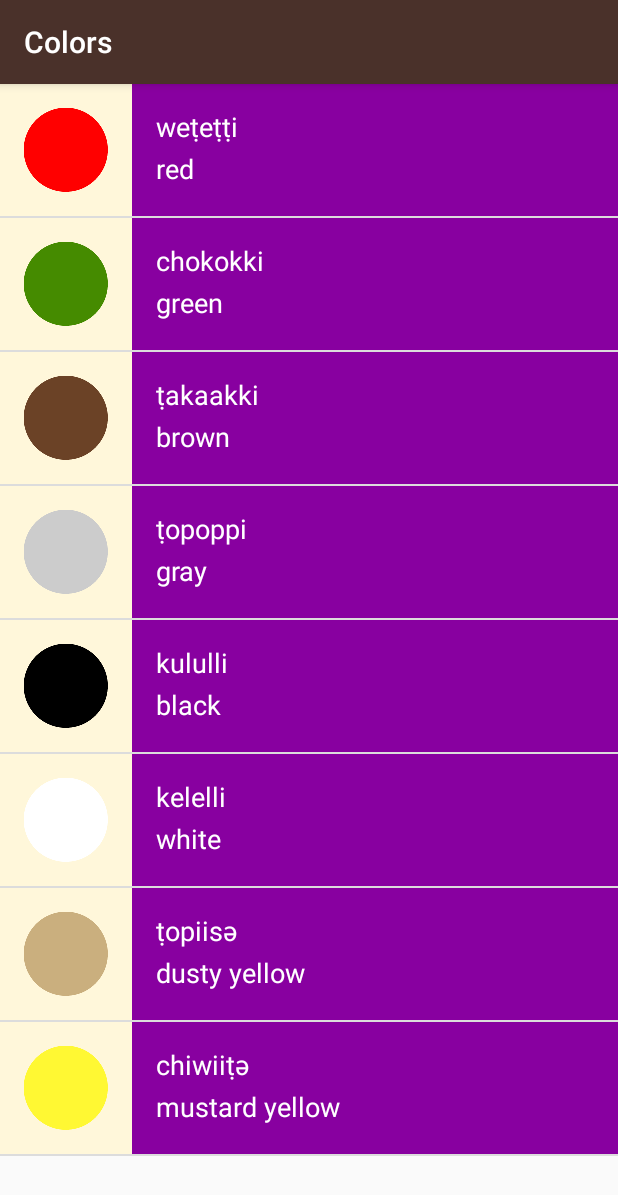
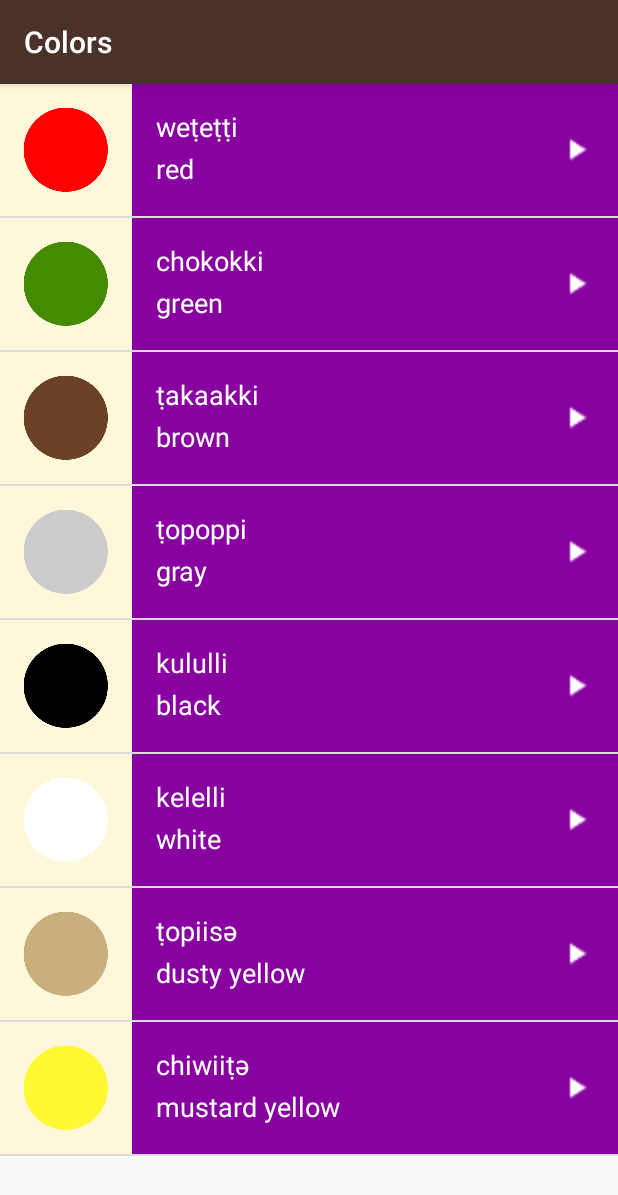
Before and after one commit to shivam-2701/Shivam_Miwok, an Android app: the ColorsActivity screen opened directly, with no data from a screen before it, on a phone screen of 412 x 824 dp. Shown: the top 1195 px of the screen. Run offline under Robolectric (Android 15) with nearby library versions, the phone set to English and light mode, and no system bars.

Commit message:
Play Button Added

```diff
--- a/app/src/main/res/layout/list_item.xml
+++ b/app/src/main/res/layout/list_item.xml
@@ -12,12 +12,16 @@
         android:background="#FFF7DA"
         android:src="@drawable/family_father" />
 
-    <LinearLayout
-        style="@style/LinearLayoutStyle"
-        android:id="@+id/word_group"
+    <RelativeLayout
         android:layout_width="0dp"
         android:layout_height="match_parent"
-        android:layout_weight="1"
+        android:layout_weight="1">
+
+        <LinearLayout
+            android:id="@+id/word_group"
+            style="@style/LinearLayoutStyle"
+            android:layout_width="match_parent"
+            android:layout_height="match_parent"
             android:background="@color/category_numbers"
             android:orientation="vertical"
             android:paddingStart="16dp">
@@ -27,8 +31,8 @@
                 style="@style/TextViewStyle"
                 android:layout_width="wrap_content"
                 android:layout_height="0dp"
+                android:layout_gravity="top"
                 android:layout_weight="1"
-            android:layout_gravity="top"
                 tools:text="lutti" />
 
             <TextView
@@ -36,10 +40,19 @@
                 style="@style/TextViewStyle"
                 android:layout_width="wrap_content"
                 android:layout_height="0dp"
+                android:layout_gravity="bottom"
                 android:layout_weight="1"
-            android:layout_gravity="bottom"
                 tools:text="one" />
 
+        </LinearLayout>
+
+        <ImageView
+            android:layout_width="24dp"
+            android:layout_height="24dp"
+            android:layout_alignParentEnd="true"
+            android:layout_centerVertical="true"
+            android:layout_marginEnd="16dp"
+            android:src="@drawable/play_button24dp" />
+    </RelativeLayout>
 
 </LinearLayout>
-</LinearLayout>
```
Also changed, not shown: app/src/main/res/drawable-xxxhdpi/play_button24dp.png (added). Lines whose indentation alone changed are shown as unchanged.
